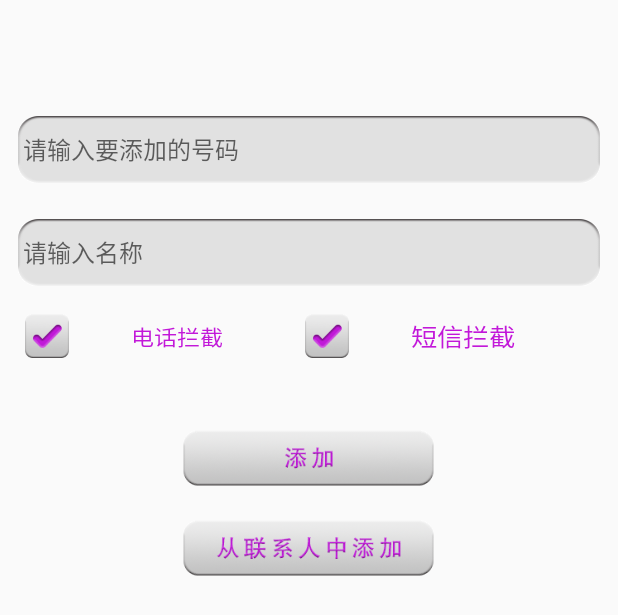
After one commit to happyhaha1/Securityguard, an Android app: the layout activity_add_blacknumber.xml on its own in the app's theme, with its tools: preview values and no code run, on a phone screen of 412 x 824 dp. The commit adds this screen. Shown: the top 615 px of the screen. Run offline under Robolectric (Android 15) with nearby library versions, the phone set to English and light mode, and no system bars.

Commit message:
通讯卫士功能

```diff
--- a/app/src/main/AndroidManifest.xml
+++ b/app/src/main/AndroidManifest.xml
@@ -51,7 +51,8 @@
         <activity android:name=".activity.lost.SetUp4Activity"/>
         <activity android:name=".activity.lost.ContactSelectActivity"/>
 
-        <activity android:name=".activity.SecurityPhoneActivity"/>
+        <activity android:name=".activity.phone.SecurityPhoneActivity"/>
+        <activity android:name=".activity.phone.AddBlackNumberActivity"/>
     </application>
 
 </manifest>
--- a/app/src/main/java/cn/kxlove/security/activity/HomeActivity.java
+++ b/app/src/main/java/cn/kxlove/security/activity/HomeActivity.java
@@ -16,6 +16,7 @@ import org.xutils.view.annotation.ViewInject;
 import cn.kxlove.security.R;
 import cn.kxlove.security.activity.base.BaseActivity;
 import cn.kxlove.security.activity.lost.LostFindActivity;
+import cn.kxlove.security.activity.phone.SecurityPhoneActivity;
 import cn.kxlove.security.adapter.HomeAdapter;
 import cn.kxlove.security.dialog.InterPasswordDialog;
 import cn.kxlove.security.dialog.SetUpPasswordDialog;
--- a/app/src/main/java/cn/kxlove/security/activity/lost/ContactSelectActivity.java
+++ b/app/src/main/java/cn/kxlove/security/activity/lost/ContactSelectActivity.java
@@ -90,6 +90,7 @@ public class ContactSelectActivity extends BaseActivity {
                 ContactInfo item = (ContactInfo) adapter.getItem(position);
                 Intent intent  = new Intent();
                 intent.putExtra("phone", item.phone);
+                intent.putExtra("name",item.name);
                 setResult(0, intent);
                 finish();
             }
--- a/app/src/main/java/cn/kxlove/security/activity/SecurityPhoneActivity.java
+++ b/app/src/main/java/cn/kxlove/security/activity/phone/SecurityPhoneActivity.java
@@ -1,5 +1,6 @@
-package cn.kxlove.security.activity;
+package cn.kxlove.security.activity.phone;
 
+import android.content.Intent;
 import android.os.Bundle;
 import android.view.View;
 import android.widget.AbsListView;
@@ -160,7 +161,7 @@ public class SecurityPhoneActivity extends BaseActivity{
                 break;
             case R.id.btn_addblacknumber:
                 // 跳转至添加黑名单页面
-//                startActivity(new Intent(this, AddBlackNumberActivity.class));
+                startActivity(new Intent(this, AddBlackNumberActivity.class));
                 break;
         }
     }
--- a/app/src/main/java/cn/kxlove/security/dao/BlackNumberDao.java
+++ b/app/src/main/java/cn/kxlove/security/dao/BlackNumberDao.java
@@ -42,6 +42,9 @@ public class BlackNumberDao {
 	public List<BlackContactInfo> getPageBlackNumber(int pagenumber,
 													 int pagesize) {
         RealmResults<BlackContactInfo> all = realm.where(BlackContactInfo.class).findAll();
+        if ((pagenumber+1)*pagesize > all.size()) {
+            return all.subList(pagenumber*pagesize,all.size());
+        }
         return all.subList(pagenumber*pagesize,(pagenumber+1)*pagesize);
 	}
 
--- /dev/null
+++ b/app/src/main/res/drawable/add_btn_selector_securityphone.xml
@@ -0,0 +1,6 @@
+<?xml version="1.0" encoding="utf-8"?>
+<selector xmlns:android="http://schemas.android.com/apk/res/android" >
+    <item android:state_pressed="true"  android:drawable="@drawable/add_btn_p"/>
+    <item android:state_pressed="false" android:drawable="@drawable/add_btn_n"/>
+
+</selector>
--- /dev/null
+++ b/app/src/main/res/drawable/add_fromcontact_btn_selector_securityphone.xml
@@ -0,0 +1,6 @@
+<?xml version="1.0" encoding="utf-8"?>
+<selector xmlns:android="http://schemas.android.com/apk/res/android" >
+    <item android:state_pressed="true"  android:drawable="@drawable/add_fromcontact_p"/>
+    <item android:state_pressed="false" android:drawable="@drawable/add_fromcontact_n"/>
+
+</selector>
--- /dev/null
+++ b/app/src/main/res/drawable/checkbox_selector.xml
@@ -0,0 +1,5 @@
+<?xml version="1.0" encoding="utf-8"?>
+<selector xmlns:android="http://schemas.android.com/apk/res/android" >
+    <item android:state_checked="true" android:drawable="@drawable/brightpurple_checkbox_c"/>
+    <item android:state_checked="false" android:drawable="@drawable/checkbox_n"/>
+</selector>
--- /dev/null
+++ b/app/src/main/res/layout/activity_add_blacknumber.xml
@@ -0,0 +1,85 @@
+<?xml version="1.0" encoding="utf-8"?>
+<LinearLayout xmlns:android="http://schemas.android.com/apk/res/android"
+    android:layout_width="match_parent"
+    android:layout_height="match_parent"
+    android:orientation="vertical" >
+
+    <include layout="@layout/titlebar" />
+
+    <EditText
+        android:id="@+id/et_balcknumber"
+        android:layout_width="match_parent"
+        android:layout_height="wrap_content"
+        android:layout_marginLeft="10dp"
+        android:layout_marginRight="10dp"
+        android:layout_marginTop="20dp"
+        android:background="@drawable/coner_white_rec"
+        android:hint="请输入要添加的号码"
+        android:inputType="phone"
+        android:paddingLeft="5dp"
+        android:textColor="@color/bright_purple"
+        android:textSize="16sp" />
+
+    <EditText
+        android:id="@+id/et_blackname"
+        android:layout_width="match_parent"
+        android:layout_height="wrap_content"
+        android:layout_marginLeft="10dp"
+        android:layout_marginRight="10dp"
+        android:layout_marginTop="20dp"
+        android:background="@drawable/coner_white_rec"
+        android:hint="请输入名称"
+        android:paddingLeft="5dp"
+        android:textColor="@color/bright_purple"
+        android:textSize="16sp" />
+
+    <LinearLayout
+        android:layout_width="match_parent"
+        android:layout_height="wrap_content"
+        android:layout_margin="15dp"
+        android:gravity="center"
+        android:orientation="horizontal" >
+
+        <CheckBox
+            android:id="@+id/cb_blacknumber_tel"
+            android:layout_width="wrap_content"
+            android:layout_height="wrap_content"
+            android:layout_weight="1"
+            android:button="@drawable/checkbox_selector"
+            android:checked="true"
+            android:paddingLeft="40dp"
+            android:text="电话拦截"
+            android:textColor="@color/bright_purple"
+            android:textScaleX="1.1" />
+
+        <CheckBox
+            android:id="@+id/cb_blacknumber_sms"
+            android:layout_width="wrap_content"
+            android:layout_height="wrap_content"
+            android:layout_weight="1"
+            android:button="@drawable/checkbox_selector"
+            android:checked="true"
+            android:paddingLeft="40dp"
+            android:text="短信拦截"
+            android:textColor="@color/bright_purple"
+            android:textScaleX="1.1"
+            android:textSize="16sp" />
+    </LinearLayout>
+
+    <Button
+        android:id="@+id/add_blacknum_btn"
+        android:layout_width="170dp"
+        android:layout_height="40dp"
+        android:layout_gravity="center_horizontal"
+        android:layout_marginTop="30dp"
+        android:background="@drawable/add_btn_selector_securityphone" />
+
+    <Button
+        android:id="@+id/add_fromcontact_btn"
+        android:layout_width="170dp"
+        android:layout_height="40dp"
+        android:layout_gravity="center_horizontal"
+        android:layout_marginTop="20dp"
+        android:background="@drawable/add_fromcontact_btn_selector_securityphone" />
+
+</LinearLayout>
```
Also changed, not shown: app/src/main/java/cn/kxlove/security/activity/phone/AddBlackNumberActivity.java (added, +112 -0 lines), app/src/main/res/drawable-hdpi/brightpurple_checkbox_c.png (added), app/src/main/res/drawable-hdpi/checkbox_n.png (added).
